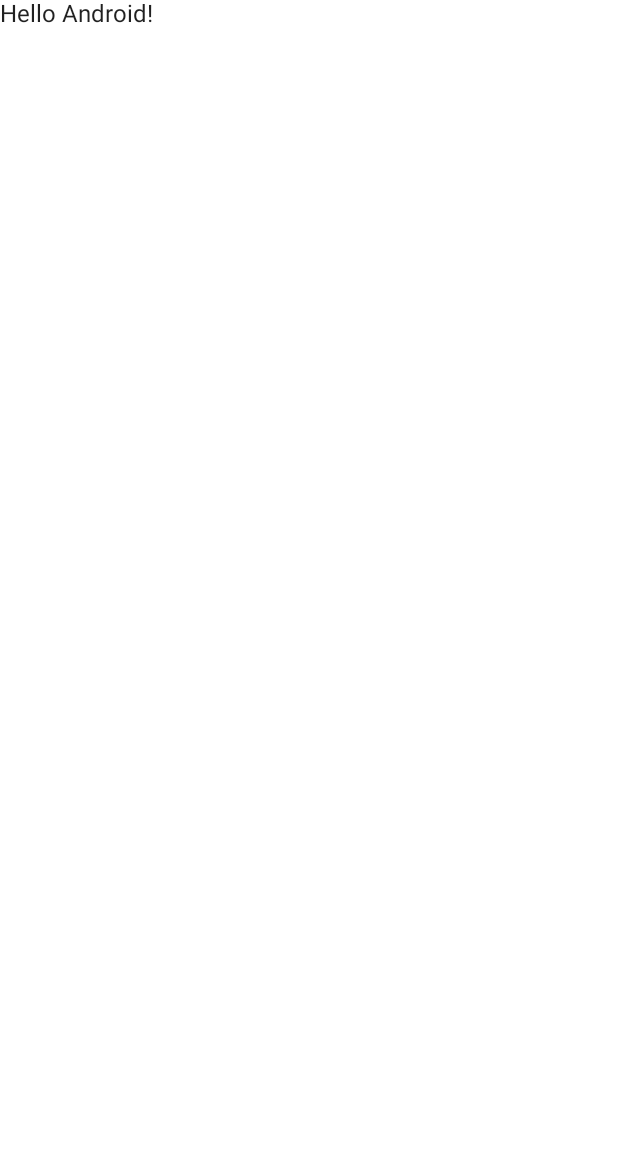
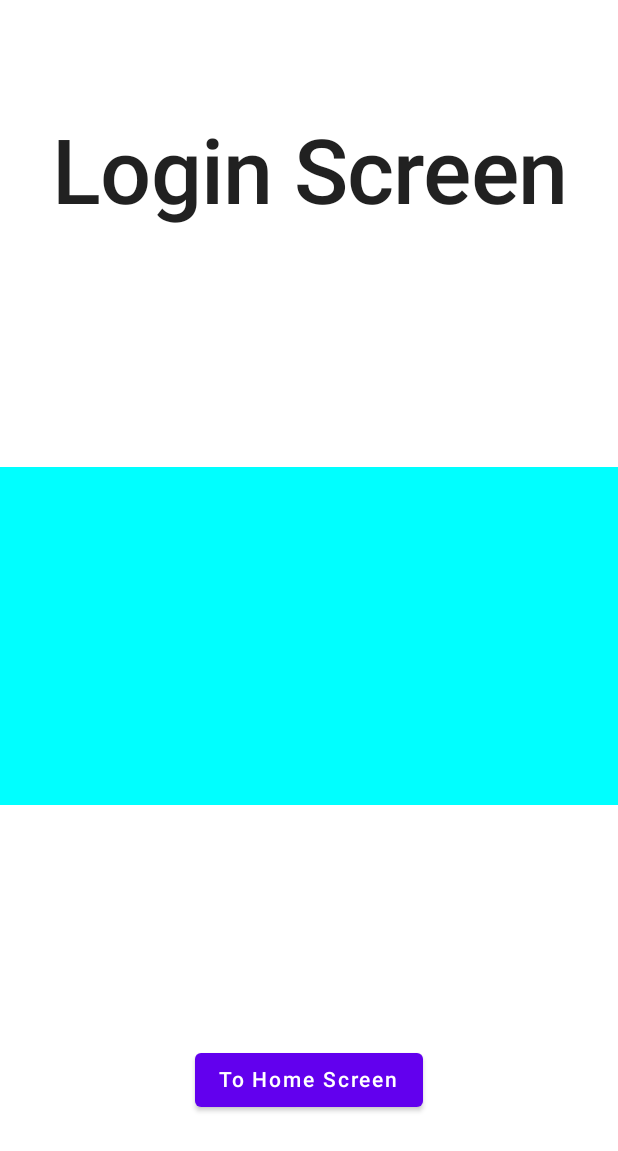
Before and after one commit to Damercy/ComposeMeUp, an Android app built with Jetpack Compose: the screen it shows after launch (MainActivity), on a phone screen of 412 x 824 dp. Before the commit the part shown is almost empty. Shown: the top 1151 px of the screen. Run offline under Robolectric (Android 15) with nearby library versions, the phone set to English and light mode, and no system bars.

Commit message:
Add basic modifiers & screens

```diff
--- a/app/src/main/java/dev/dayaonweb/composemeup/MainActivity.kt
+++ b/app/src/main/java/dev/dayaonweb/composemeup/MainActivity.kt
@@ -3,7 +3,9 @@ package dev.dayaonweb.composemeup
 import android.os.Bundle
 import androidx.activity.ComponentActivity
 import androidx.activity.compose.setContent
+import androidx.compose.foundation.background
 import androidx.compose.foundation.layout.*
+import androidx.compose.material.Button
 import androidx.compose.material.MaterialTheme
 import androidx.compose.material.Surface
 import androidx.compose.material.Text
@@ -12,9 +14,12 @@ import androidx.compose.runtime.mutableStateOf
 import androidx.compose.runtime.saveable.rememberSaveable
 import androidx.compose.runtime.getValue
 import androidx.compose.runtime.setValue
+import androidx.compose.ui.Alignment
 import androidx.compose.ui.Modifier
+import androidx.compose.ui.graphics.Color
+import androidx.compose.ui.text.font.FontWeight
+import androidx.compose.ui.text.style.TextAlign
 import androidx.compose.ui.tooling.preview.Preview
-import androidx.compose.ui.unit.dp
 import dev.dayaonweb.composemeup.ui.theme.ComposeMeUpTheme
 
 class MainActivity : ComponentActivity() {
@@ -24,7 +29,7 @@ class MainActivity : ComponentActivity() {
             ComposeMeUpTheme {
                 // A surface container using the 'background' color from the theme
                 Surface(color = MaterialTheme.colors.background) {
-                    Greeting("Android")
+                    MyApp()
                 }
             }
         }
@@ -42,26 +47,50 @@ fun MyApp() {
         }
 }
 
-@Preview(showBackground = true)
+
 @Composable
 fun LoginScreen(
     onContinueBtnClick: () -> Unit = {}
 ) {
-    Column{
+    Column(
+        modifier = Modifier.fillMaxSize(),
+        verticalArrangement = Arrangement.SpaceAround,
+        horizontalAlignment = Alignment.CenterHorizontally
+    ) {
         Text(
+            text = "Login Screen",
+            style = MaterialTheme.typography.h2,
+            fontWeight = FontWeight.SemiBold,
+            textAlign = TextAlign.Center
+        )
+        Spacer(
             modifier = Modifier
-                .fillMaxSize(),
-            text = "Login Screen",
+                .fillMaxWidth()
+                .fillMaxHeight(0.3f)
+                .background(Color.Cyan)
+        )
+        Button(onClick = onContinueBtnClick) {
+            Text(
+                text = "To Home Screen",
+                style = MaterialTheme.typography.button
+            )
+        }
+    }
+}
+
+@Preview(showBackground = true)
+@Composable
+fun HomeScreen() {
+    Column(
+        modifier = Modifier
+            .fillMaxSize(),
+        verticalArrangement = Arrangement.SpaceEvenly,
+        horizontalAlignment = Alignment.CenterHorizontally
+    ) {
+        Text(
+            text = "Home screen",
+            style = MaterialTheme.typography.h2,
+            textAlign = TextAlign.Center
         )
     }
 }
-
-@Composable
-fun HomeScreen() {
-
-}
-
-@Composable
-fun Greeting(name: String) {
-    Text(text = "Hello $name!")
-}
```
